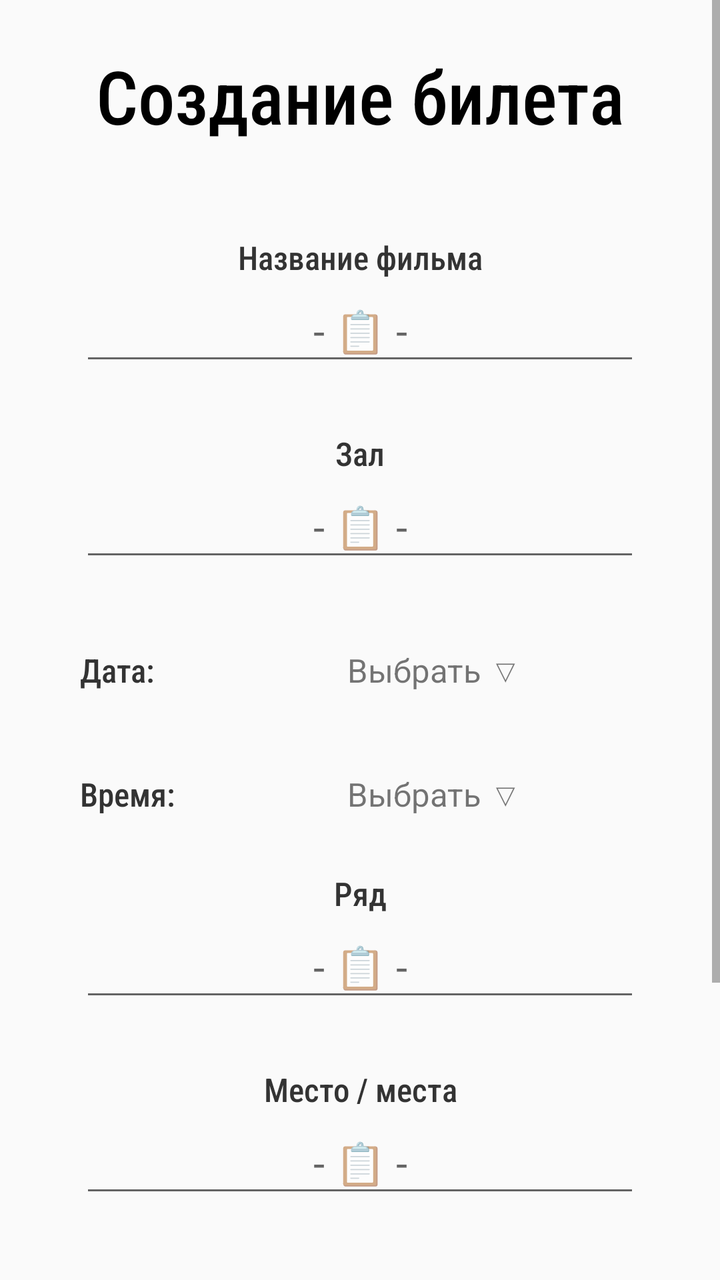
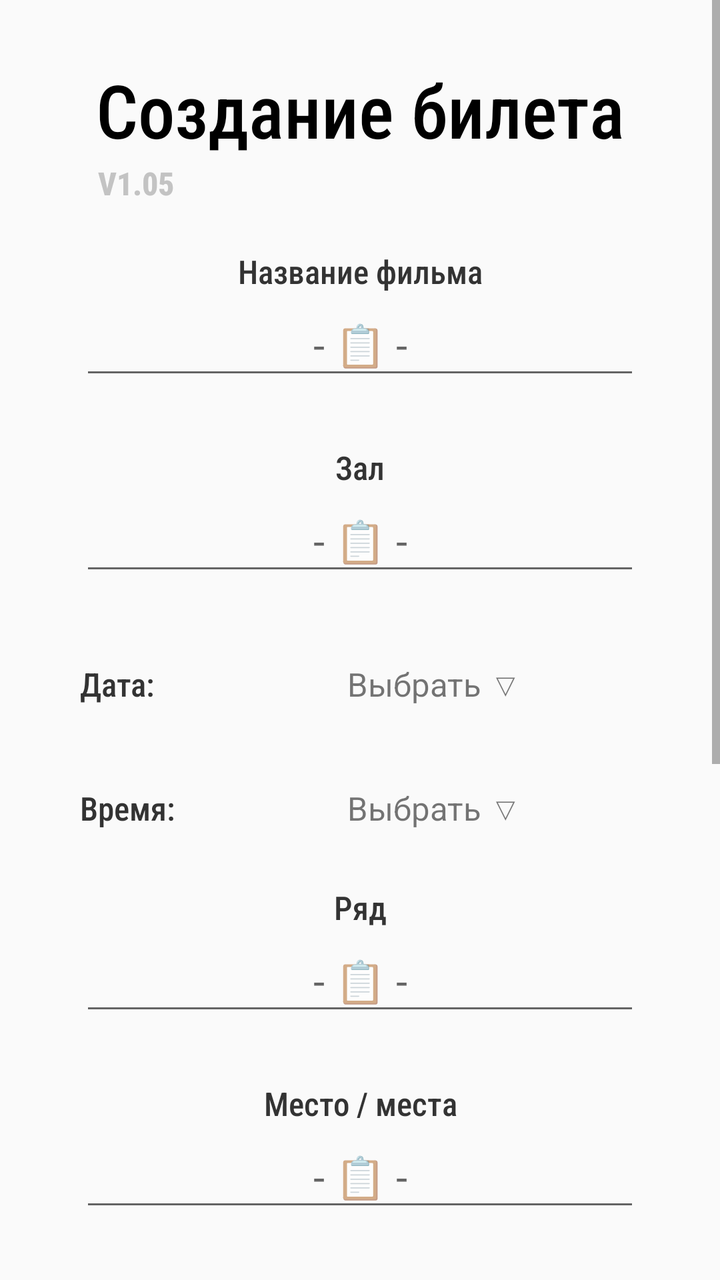

The first picture is an Android layout as it rendered before a commit; the second is the same layout after the commit. The layout source and the unified diff follow.
<!-- AndroidManifest.xml: application theme Theme.ULA_Tickets_app -->
<!-- res/layout/activity_main.xml -->
<?xml version="1.0" encoding="utf-8"?>
<androidx.constraintlayout.widget.ConstraintLayout xmlns:android="http://schemas.android.com/apk/res/android"
    xmlns:app="http://schemas.android.com/apk/res-auto"
    xmlns:tools="http://schemas.android.com/tools"
    android:id="@+id/main"
    android:layout_width="match_parent"
    android:layout_height="match_parent"
    tools:context=".MainActivity">

    <ScrollView
        android:layout_width="match_parent"
        android:layout_height="match_parent"

        app:layout_constraintBottom_toBottomOf="parent"
        app:layout_constraintEnd_toEndOf="parent"
        app:layout_constraintStart_toStartOf="parent"
        app:layout_constraintTop_toTopOf="parent">

        <androidx.constraintlayout.widget.ConstraintLayout
            android:layout_width="match_parent"
            android:layout_height="wrap_content"

            android:paddingStart="40dp"

            android:paddingEnd="40dp"
            android:paddingBottom="20dp">


            <TextView
                android:id="@+id/title"
                android:layout_width="wrap_content"
                android:layout_height="wrap_content"

                android:fontFamily="sans-serif-condensed-medium"
                android:text="@string/title"
                android:textAlignment="center"

                android:textColor="@color/black"
                android:textSize="18pt"

                app:layout_constraintBottom_toBottomOf="parent"
                app:layout_constraintEnd_toEndOf="parent"
                app:layout_constraintHorizontal_bias="0.5"
                app:layout_constraintStart_toStartOf="parent"

                app:layout_constraintTop_toTopOf="parent"
                app:layout_constraintVertical_bias="0.03" />

            <LinearLayout
                android:id="@+id/movie_name_view"
                android:layout_width="match_parent"
                android:layout_height="wrap_content"
                android:layout_marginTop="45dp"
                android:orientation="vertical"
                app:layout_constraintEnd_toEndOf="parent"
                app:layout_constraintHorizontal_bias="0.5"
                app:layout_constraintStart_toStartOf="parent"
                app:layout_constraintTop_toBottomOf="@+id/title">

                <TextView
                    android:id="@+id/movie_name_label"
                    android:layout_width="match_parent"
                    android:layout_height="wrap_content"

                    android:fontFamily="sans-serif-condensed-medium"
                    android:text="@string/movie_name_label"
                    android:textAlignment="center"
                    android:textColor="@color/gray"
                    android:textSize="8pt" />

                <EditText
                    android:id="@+id/movie_name_field"
                    android:layout_width="match_parent"
                    android:layout_height="wrap_content"
                    android:ems="10"
                    android:hint="@string/default_hint"
                    android:inputType="text"
                    android:minHeight="48dp"
                    android:textAlignment="center"
                    android:textSize="10pt" />
            </LinearLayout>

            <LinearLayout
                android:id="@+id/movie_hall_view"
                android:layout_width="match_parent"
                android:layout_height="wrap_content"
                android:layout_marginTop="28dp"
                android:orientation="vertical"
                app:layout_constraintEnd_toEndOf="parent"
                app:layout_constraintHorizontal_bias="0.5"
                app:layout_constraintStart_toStartOf="parent"
                app:layout_constraintTop_toBottomOf="@+id/movie_name_view">

                <TextView
                    android:id="@+id/movie_hall_label"
                    android:layout_width="match_parent"
                    android:layout_height="wrap_content"

                    android:fontFamily="sans-serif-condensed-medium"
                    android:text="@string/movie_hall_label"
                    android:textAlignment="center"
                    android:textColor="@color/gray"
                    android:textSize="8pt" />

                <EditText
                    android:id="@+id/movie_hall_field"
                    android:layout_width="match_parent"
                    android:layout_height="wrap_content"
                    android:digits="0123456789"
                    android:ems="10"
                    android:hint="@string/default_hint"
                    android:inputType="number"
                    android:maxLength="2"
                    android:minHeight="48dp"
                    android:textAlignment="center"
                    android:textSize="10pt" />
            </LinearLayout>

            <LinearLayout
                android:id="@+id/movie_date_view"
                android:layout_width="match_parent"
                android:layout_height="wrap_content"
                android:layout_marginTop="28dp"
                android:orientation="horizontal"
                android:paddingVertical="5dp"
                app:layout_constraintStart_toStartOf="@+id/movie_hall_view"
                app:layout_constraintTop_toBottomOf="@+id/movie_hall_view">

                <TextView
                    android:id="@+id/movie_date_label"
                    android:layout_width="60dp"
                    android:layout_height="wrap_content"
                    android:layout_marginEnd="15dp"

                    android:fontFamily="sans-serif-condensed-medium"
                    android:text="@string/movie_date_label"
                    android:textColor="@color/gray"
                    android:textSize="8pt" />

                <TextView
                    android:id="@+id/movie_date_field"
                    android:layout_width="match_parent"
                    android:layout_height="wrap_content"

                    android:paddingVertical="5dp"

                    android:text="@string/dateTime_val_hint"
                    android:textAlignment="center"
                    android:textSize="8pt" />
            </LinearLayout>

            <LinearLayout
                android:id="@+id/movie_time_view"
                android:layout_width="match_parent"
                android:layout_height="wrap_content"
                android:layout_marginTop="90dp"
                android:orientation="horizontal"
                android:paddingVertical="5dp"
                app:layout_constraintStart_toStartOf="@+id/movie_hall_view"
                app:layout_constraintTop_toBottomOf="@+id/movie_hall_view">

                <TextView
                    android:id="@+id/movie_time_label"
                    android:layout_width="60dp"
                    android:layout_height="wrap_content"
                    android:layout_marginEnd="15dp"

                    android:fontFamily="sans-serif-condensed-medium"
                    android:text="@string/movie_time_label"
                    android:textColor="@color/gray"
                    android:textSize="8pt" />

                <TextView
                    android:id="@+id/movie_time_field"
                    android:layout_width="match_parent"
                    android:layout_height="wrap_content"

                    android:ems="10"
                    android:paddingVertical="5dp"

                    android:text="@string/dateTime_val_hint"
                    android:textAlignment="center"
                    android:textSize="8pt" />
            </LinearLayout>

            <LinearLayout
                android:id="@+id/movie_row_view"
                android:layout_width="match_parent"
                android:layout_height="wrap_content"
                android:layout_marginTop="150dp"
                android:orientation="vertical"
                app:layout_constraintEnd_toEndOf="parent"
                app:layout_constraintStart_toStartOf="parent"
                app:layout_constraintTop_toBottomOf="@+id/movie_hall_view">

                <TextView
                    android:id="@+id/movie_row_label"
                    android:layout_width="match_parent"
                    android:layout_height="wrap_content"

                    android:fontFamily="sans-serif-condensed-medium"
                    android:text="@string/movie_row_label"
                    android:textAlignment="center"
                    android:textColor="@color/gray"
                    android:textSize="8pt" />

                <EditText
                    android:id="@+id/movie_row_field"
                    android:layout_width="match_parent"
                    android:layout_height="wrap_content"
                    android:digits="0123456789,"
                    android:ems="10"
                    android:hint="@string/default_hint"
                    android:inputType="number"
                    android:minHeight="48dp"
                    android:textAlignment="center"
                    android:textSize="10pt" />
            </LinearLayout>

            <LinearLayout
                android:id="@+id/movie_place_view"
                android:layout_width="match_parent"
                android:layout_height="wrap_content"
                android:layout_marginTop="28dp"
                android:orientation="vertical"
                app:layout_constraintEnd_toEndOf="parent"
                app:layout_constraintStart_toStartOf="parent"
                app:layout_constraintTop_toBottomOf="@+id/movie_row_view">

                <TextView
                    android:id="@+id/movie_place_label"
                    android:layout_width="match_parent"
                    android:layout_height="wrap_content"

                    android:fontFamily="sans-serif-condensed-medium"
                    android:text="@string/movie_place_label"
                    android:textAlignment="center"
                    android:textColor="@color/gray"
                    android:textSize="8pt" />

                <EditText
                    android:id="@+id/movie_place_field"
                    android:layout_width="match_parent"
                    android:layout_height="wrap_content"
                    android:digits="0123456789,-"
                    android:ems="10"
                    android:hint="@string/default_hint"
                    android:inputType="number"
                    android:minHeight="48dp"
                    android:textAlignment="center"
                    android:textSize="10pt" />
            </LinearLayout>

            <Button
                android:id="@+id/done_btn"
                android:layout_width="match_parent"
                android:layout_height="50dp"
                android:layout_marginTop="56dp"
                android:background="@drawable/btn_rounded"

                android:fontFamily="sans-serif-condensed-medium"
                android:text="@string/done_btn_text"
                android:textColor="@color/white"
                android:textSize="8pt"

                app:layout_constraintEnd_toEndOf="parent"
                app:layout_constraintHorizontal_bias="0.0"
                app:layout_constraintStart_toStartOf="parent"
                app:layout_constraintTop_toBottomOf="@+id/movie_place_view" />

            <Button
                android:id="@+id/clear_btn"
                android:layout_width="wrap_content"
                android:layout_height="wrap_content"
                android:layout_marginTop="52dp"
                android:background="@drawable/clear_btn"

                android:fontFamily="sans-serif-condensed-medium"
                android:text="@string/clear_btn_text"
                android:textColor="@color/white"
                android:textSize="8pt"

                app:layout_constraintStart_toStartOf="@+id/done_btn"
                app:layout_constraintTop_toBottomOf="@+id/done_btn" />

            <Button
                android:id="@+id/history_btn"
                android:layout_width="wrap_content"
                android:layout_height="wrap_content"
                android:layout_marginTop="56dp"

                android:background="@drawable/clear_btn"
                android:fontFamily="sans-serif-condensed-medium"
                android:text="@string/history_btn_text"
                android:textColor="@color/white"

                android:textSize="8pt"
                app:layout_constraintEnd_toEndOf="@+id/done_btn"
                app:layout_constraintTop_toBottomOf="@+id/done_btn" />

        </androidx.constraintlayout.widget.ConstraintLayout>
    </ScrollView>
</androidx.constraintlayout.widget.ConstraintLayout>
<!-- resources referenced by this layout -->
<resources>
  <color name="black">#FF000000</color>
  <color name="gray">#333333</color>
  <color name="white">#FFFFFFFF</color>
  <!-- drawable btn_rounded (drawable) -->
  <?xml version="1.0" encoding="utf-8"?>
  <selector xmlns:android="http://schemas.android.com/apk/res/android">
  
  <item android:state_pressed="true">
      <shape
          android:shape="rectangle">
  
          <solid android:color="#FF8522" />
  
          <corners android:radius="18dp" />
      </shape>
  </item>
  
  
  <item>
      <shape
          android:shape="rectangle">
  
          
          <solid android:color="@color/orange" />
  
          
          <corners android:radius="18dp" />
      </shape>
  </item>
  </selector>
  <!-- drawable clear_btn (drawable) -->
  <?xml version="1.0" encoding="utf-8"?>
  <selector xmlns:android="http://schemas.android.com/apk/res/android">
  
  <item android:state_pressed="true">
      <shape
          android:shape="rectangle">
  
          
          <solid android:color="#A42F2F" />
  
          
          <corners android:radius="18dp" />
      </shape>
  </item>
  
  
  <item>
  
  <shape
      android:shape="rectangle">
  
      <solid android:color="#A90000" />
  
      <corners android:radius="18dp" />
  </shape>
  </item>
  </selector>
  <string name="clear_btn_text">🔄</string>
  <string name="dateTime_val_hint">Выбрать ▽</string>
  <string name="default_hint">- 📋 -</string>
  <string name="done_btn_text">✅ Готово</string>
  <string name="history_btn_text">📜</string>
  <string name="movie_date_label">Дата:</string>
  <string name="movie_hall_label">Зал</string>
  <string name="movie_name_label">Название фильма</string>
  <string name="movie_place_label">Место / места</string>
  <string name="movie_row_label">Ряд</string>
  <string name="movie_time_label">Время:</string>
  <string name="title">Создание билета</string>
  <style name="Theme.ULA_Tickets_app" parent="Base.Theme.ULA_Tickets_app" />
  <color name="orange">#FF5722</color>
  <style name="Base.Theme.ULA_Tickets_app" parent="Theme.AppCompat.Light.NoActionBar">
          
          
      </style>
</resources>

<!-- the commit's change to res/layout/activity_main.xml (unified diff, before → after) -->
@@ -270,26 +270,27 @@
 
             <Button
                 android:id="@+id/clear_btn"
-                android:layout_width="wrap_content"
-                android:layout_height="wrap_content"
-                android:layout_marginTop="52dp"
+                android:layout_width="match_parent"
+                android:layout_height="wrap_content"
+                android:layout_marginTop="200dp"
+
                 android:background="@drawable/clear_btn"
-
                 android:fontFamily="sans-serif-condensed-medium"
                 android:text="@string/clear_btn_text"
                 android:textColor="@color/white"
+
                 android:textSize="8pt"
-
+                app:layout_constraintBottom_toBottomOf="parent"
                 app:layout_constraintStart_toStartOf="@+id/done_btn"
-                app:layout_constraintTop_toBottomOf="@+id/done_btn" />
+                app:layout_constraintTop_toBottomOf="@+id/history_btn" />
 
             <Button
                 android:id="@+id/history_btn"
-                android:layout_width="wrap_content"
-                android:layout_height="wrap_content"
-                android:layout_marginTop="56dp"
-
-                android:background="@drawable/clear_btn"
+                android:layout_width="match_parent"
+                android:layout_height="wrap_content"
+                android:layout_marginTop="40dp"
+
+                android:background="@drawable/btn_rounded"
                 android:fontFamily="sans-serif-condensed-medium"
                 android:text="@string/history_btn_text"
                 android:textColor="@color/white"
@@ -298,6 +299,21 @@
                 app:layout_constraintEnd_toEndOf="@+id/done_btn"
                 app:layout_constraintTop_toBottomOf="@+id/done_btn" />
 
+            <TextView
+                android:id="@+id/textView"
+                android:layout_width="wrap_content"
+                android:layout_height="wrap_content"
+
+                android:fontFamily="sans-serif-condensed-medium"
+                android:text="@string/app_version"
+                android:textSize="16sp"
+                android:textStyle="bold"
+                android:textColor="@color/l2_gray"
+                android:padding="1dp"
+
+                app:layout_constraintStart_toStartOf="@+id/title"
+                app:layout_constraintTop_toBottomOf="@+id/title" />
+
         </androidx.constraintlayout.widget.ConstraintLayout>
     </ScrollView>
 </androidx.constraintlayout.widget.ConstraintLayout>
<!-- resource entries referenced after the edit -->
@@ -2,6 +2,7 @@
 <resources>
   <color name="black">#FF000000</color>
   <color name="gray">#333333</color>
+  <color name="l2_gray">#C3C3C3</color>
   <color name="white">#FFFFFFFF</color>
   <!-- drawable btn_rounded (drawable) -->
   <?xml version="1.0" encoding="utf-8"?>
@@ -58,11 +59,12 @@
   </shape>
   </item>
   </selector>
-  <string name="clear_btn_text">🔄</string>
+  <string name="app_version">V1.05</string>
+  <string name="clear_btn_text">🔄 Очистить</string>
   <string name="dateTime_val_hint">Выбрать ▽</string>
   <string name="default_hint">- 📋 -</string>
   <string name="done_btn_text">✅ Готово</string>
-  <string name="history_btn_text">📜</string>
+  <string name="history_btn_text">📜 История</string>
   <string name="movie_date_label">Дата:</string>
   <string name="movie_hall_label">Зал</string>
   <string name="movie_name_label">Название фильма</string>
